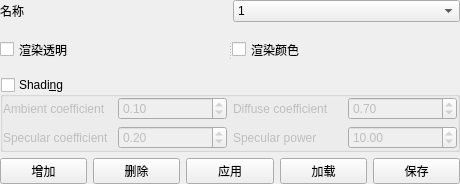
Old version of the form Tools/INimage3D/addvaluesbase.ui in the repository zyq1569/HealthApp.
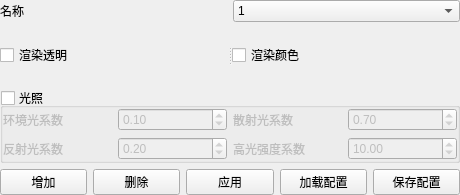
New version of the form.

Patch:
```diff
--- a/Tools/INimage3D/addvaluesbase.ui
+++ b/Tools/INimage3D/addvaluesbase.ui
@@ -7,7 +7,7 @@
     <x>0</x>
     <y>0</y>
     <width>460</width>
-    <height>184</height>
+    <height>195</height>
    </rect>
   </property>
   <layout class="QVBoxLayout" name="verticalLayout">
@@ -76,7 +76,7 @@
    <item>
     <widget class="QGroupBox" name="m_shadingGroupBox">
      <property name="title">
-      <string>Shadi&amp;ng</string>
+      <string>光照</string>
      </property>
      <property name="checkable">
       <bool>true</bool>
@@ -88,7 +88,7 @@
       <item row="0" column="0">
        <widget class="QLabel" name="m_ambientCoefficientLabel">
         <property name="text">
-         <string>Ambient coefficient</string>
+         <string>环境光系数</string>
         </property>
        </widget>
       </item>
@@ -108,7 +108,7 @@
       <item row="0" column="2">
        <widget class="QLabel" name="m_diffuseCoefficientLabel">
         <property name="text">
-         <string>Diffuse coefficient</string>
+         <string>散射光系数</string>
         </property>
        </widget>
       </item>
@@ -128,7 +128,7 @@
       <item row="1" column="0">
        <widget class="QLabel" name="m_specularCoefficientLabel">
         <property name="text">
-         <string>Specular coefficient</string>
+         <string>反射光系数</string>
         </property>
        </widget>
       </item>
@@ -148,7 +148,7 @@
       <item row="1" column="2">
        <widget class="QLabel" name="m_specularPowerLabel">
         <property name="text">
-         <string>Specular power</string>
+         <string>高光强度系数</string>
         </property>
        </widget>
       </item>
@@ -206,14 +206,14 @@
      <item>
       <widget class="QPushButton" name="m_loadFilesPB">
        <property name="text">
-        <string>加载</string>
+        <string>加载配置</string>
        </property>
       </widget>
      </item>
      <item>
       <widget class="QPushButton" name="m_saveColorPB">
        <property name="text">
-        <string>保存</string>
+        <string>保存配置</string>
        </property>
       </widget>
      </item>
```
